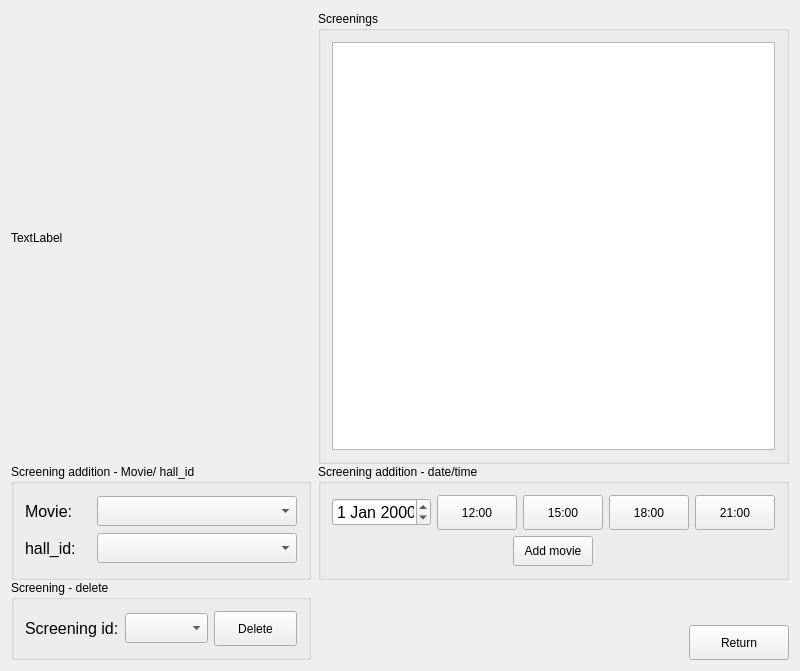
JustKoshi/QTCinemaProject, file ScreeningManager.ui: the form before one commit.
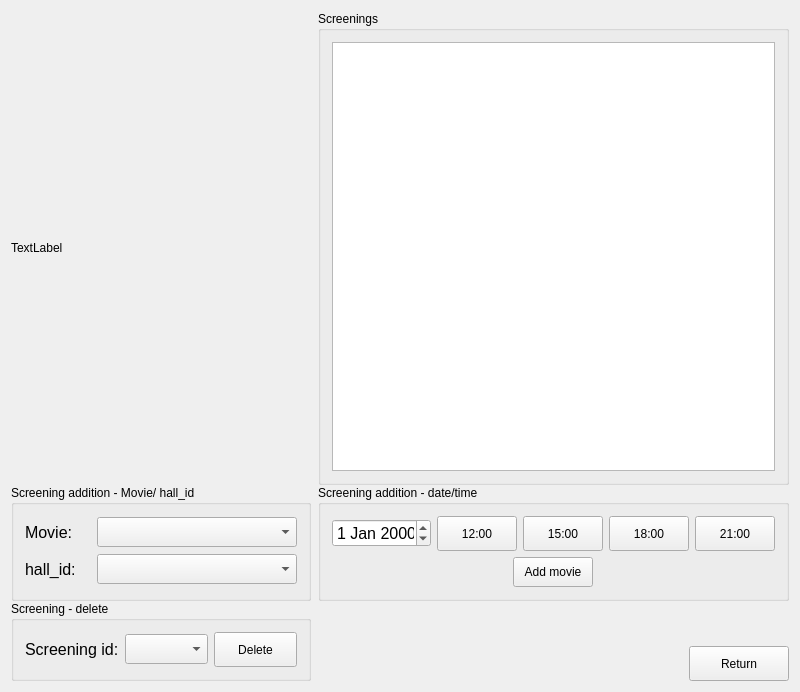
The form after the commit.

```diff
--- a/ScreeningManager.ui
+++ b/ScreeningManager.ui
@@ -7,7 +7,7 @@
     <x>0</x>
     <y>0</y>
     <width>800</width>
-    <height>671</height>
+    <height>692</height>
    </rect>
   </property>
   <property name="minimumSize">
```
